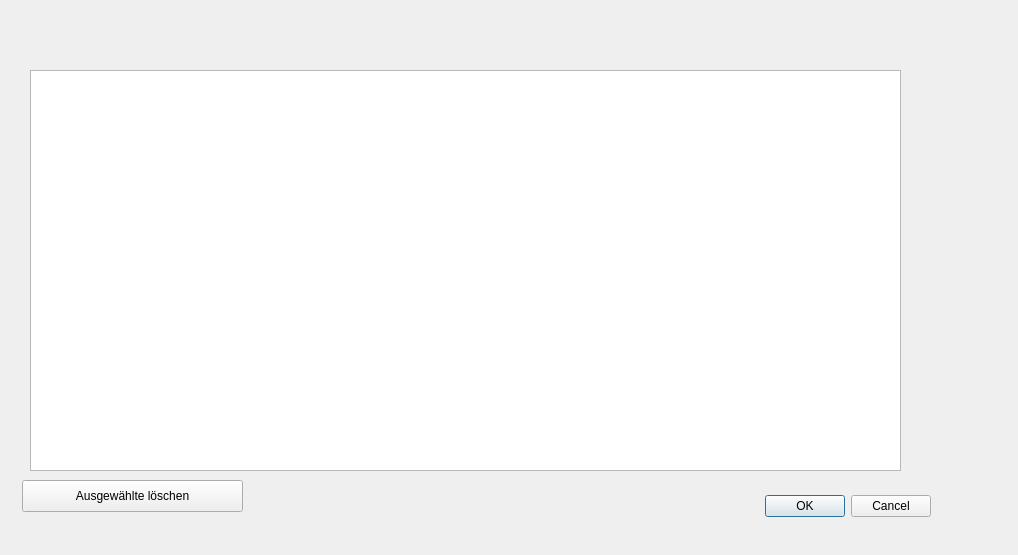
First picture: the form in pyqt/statement_detection.ui, repository LorisSchmit/MoneyManager, before the edit.
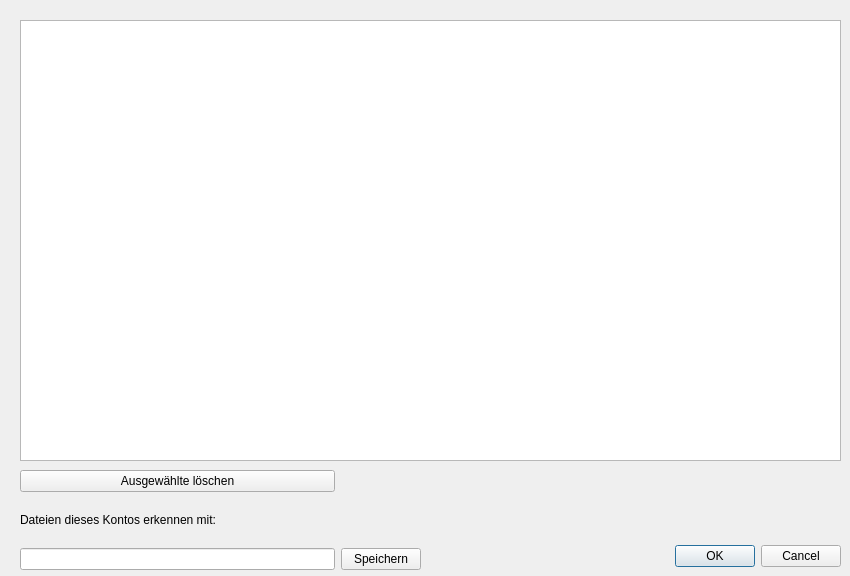
Second picture: the form after the edit.

Commit message: automatic account detection added

```diff
--- a/pyqt/statement_detection.ui
+++ b/pyqt/statement_detection.ui
@@ -6,8 +6,8 @@
    <rect>
     <x>0</x>
     <y>0</y>
-    <width>1018</width>
-    <height>555</height>
+    <width>850</width>
+    <height>576</height>
    </rect>
   </property>
   <property name="windowTitle">
@@ -16,8 +16,8 @@
   <widget class="QDialogButtonBox" name="buttonBox">
    <property name="geometry">
     <rect>
-     <x>590</x>
-     <y>490</y>
+     <x>500</x>
+     <y>540</y>
      <width>341</width>
      <height>32</height>
     </rect>
@@ -32,10 +32,10 @@
   <widget class="QTableView" name="csvView">
    <property name="geometry">
     <rect>
-     <x>30</x>
-     <y>70</y>
-     <width>871</width>
-     <height>401</height>
+     <x>20</x>
+     <y>20</y>
+     <width>821</width>
+     <height>441</height>
     </rect>
    </property>
    <attribute name="horizontalHeaderDefaultSectionSize">
@@ -45,18 +45,41 @@
     <bool>false</bool>
    </attribute>
   </widget>
-  <widget class="QPushButton" name="deleteSelectedButton">
+  <widget class="QWidget" name="gridLayoutWidget">
    <property name="geometry">
     <rect>
-     <x>22</x>
-     <y>480</y>
-     <width>221</width>
-     <height>32</height>
+     <x>20</x>
+     <y>470</y>
+     <width>401</width>
+     <height>100</height>
     </rect>
    </property>
-   <property name="text">
-    <string>Ausgewählte löschen</string>
-   </property>
+   <layout class="QGridLayout" name="gridLayout">
+    <item row="2" column="0">
+     <widget class="QLineEdit" name="detectStringEdit"/>
+    </item>
+    <item row="1" column="0">
+     <widget class="QLabel" name="label">
+      <property name="text">
+       <string>Dateien dieses Kontos erkennen mit:</string>
+      </property>
+     </widget>
+    </item>
+    <item row="2" column="1">
+     <widget class="QPushButton" name="saveDetectStringButton">
+      <property name="text">
+       <string>Speichern</string>
+      </property>
+     </widget>
+    </item>
+    <item row="0" column="0">
+     <widget class="QPushButton" name="deleteSelectedButton">
+      <property name="text">
+       <string>Ausgewählte löschen</string>
+      </property>
+     </widget>
+    </item>
+   </layout>
   </widget>
  </widget>
  <resources/>
```
The commit also changes 4 other files.
